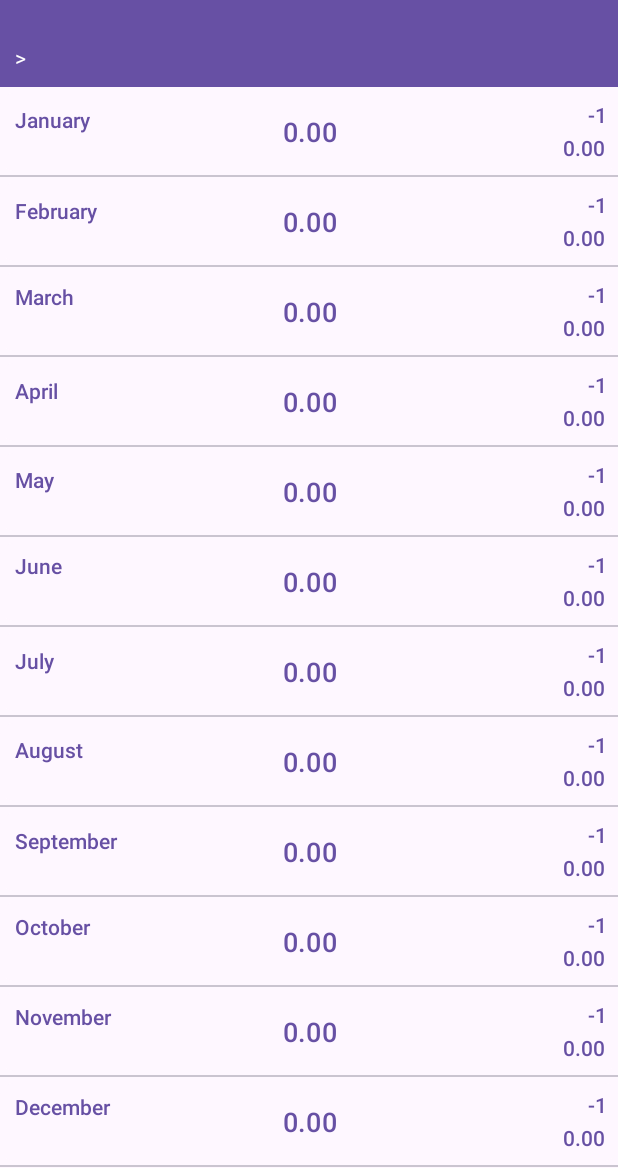
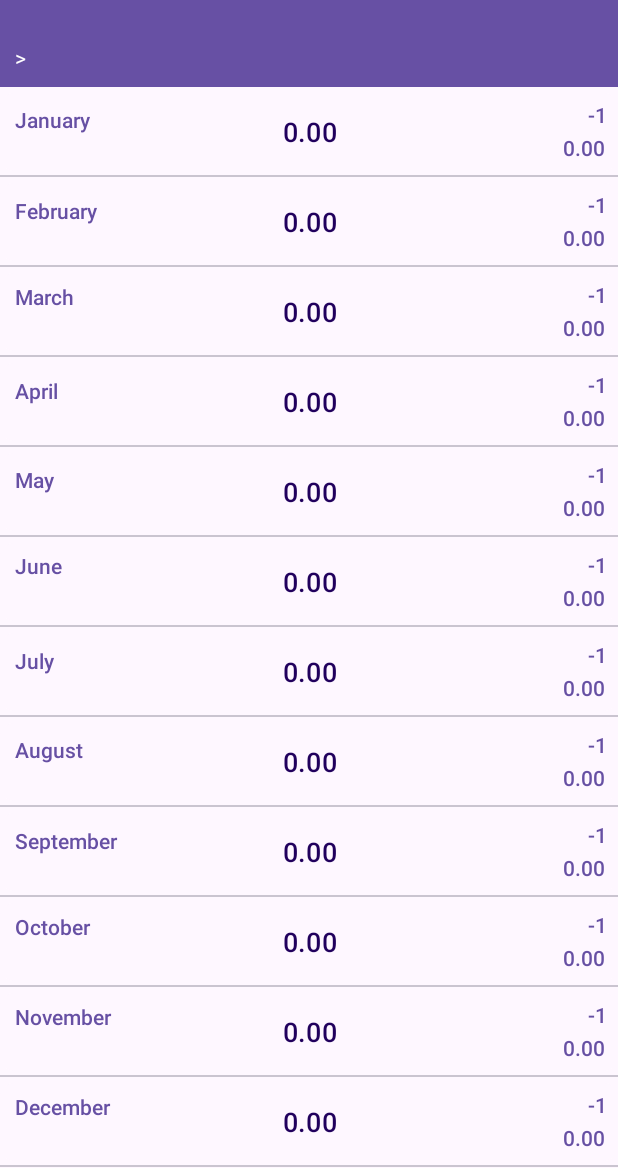
Before and after one commit to VoroninIlya/HoursCalcualtor, an Android app: the MonthsActivity screen opened directly, with no data from a screen before it, on a phone screen of 412 x 824 dp, the part 68-1236 px from its top. Run offline under Robolectric (Android 15) with nearby library versions, the light colour scheme and no system bars; our stand-ins replace Room's generated code; 1 statement that could not run was skipped.

Commit message:
fixed subText and mainText colors

```diff
--- a/app/src/main/res/layout/activity_months.xml
+++ b/app/src/main/res/layout/activity_months.xml
@@ -55,6 +55,7 @@
                     android:layout_width="match_parent"
                     android:layout_height="wrap_content"
                     app:cornerRadius="10dp"
+                    app:subTextColor="?attr/colorPrimary"
                     app:topLeftText="@string/january_month"/>
             </LinearLayout>
             <LinearLayout
@@ -70,6 +71,7 @@
                     android:layout_width="match_parent"
                     android:layout_height="wrap_content"
                     app:cornerRadius="10dp"
+                    app:subTextColor="?attr/colorPrimary"
                     app:topLeftText="@string/february_month"/>
             </LinearLayout>
             <LinearLayout
@@ -85,6 +87,7 @@
                     android:layout_width="match_parent"
                     android:layout_height="wrap_content"
                     app:cornerRadius="10dp"
+                    app:subTextColor="?attr/colorPrimary"
                     app:topLeftText="@string/march_month"/>
             </LinearLayout>
             <LinearLayout
@@ -100,6 +103,7 @@
                     android:layout_width="match_parent"
                     android:layout_height="wrap_content"
                     app:cornerRadius="10dp"
+                    app:subTextColor="?attr/colorPrimary"
                     app:topLeftText="@string/april_month"/>
             </LinearLayout>
             <LinearLayout
@@ -115,6 +119,7 @@
                     android:layout_width="match_parent"
                     android:layout_height="wrap_content"
                     app:cornerRadius="10dp"
+                    app:subTextColor="?attr/colorPrimary"
                     app:topLeftText="@string/may_month"/>
             </LinearLayout>
             <LinearLayout
@@ -130,6 +135,7 @@
                     android:layout_width="match_parent"
                     android:layout_height="wrap_content"
                     app:cornerRadius="10dp"
+                    app:subTextColor="?attr/colorPrimary"
                     app:topLeftText="@string/june_month"/>
             </LinearLayout>
             <LinearLayout
@@ -145,6 +151,7 @@
                     android:layout_width="match_parent"
                     android:layout_height="wrap_content"
                     app:cornerRadius="10dp"
+                    app:subTextColor="?attr/colorPrimary"
                     app:topLeftText="@string/july_month"/>
             </LinearLayout>
             <LinearLayout
@@ -160,6 +167,7 @@
                     android:layout_width="match_parent"
                     android:layout_height="wrap_content"
                     app:cornerRadius="10dp"
+                    app:subTextColor="?attr/colorPrimary"
                     app:topLeftText="@string/august_month"/>
             </LinearLayout>
             <LinearLayout
@@ -175,6 +183,7 @@
                     android:layout_width="match_parent"
                     android:layout_height="wrap_content"
                     app:cornerRadius="10dp"
+                    app:subTextColor="?attr/colorPrimary"
                     app:topLeftText="@string/september_month"/>
             </LinearLayout>
             <LinearLayout
@@ -190,6 +199,7 @@
                     android:layout_width="match_parent"
                     android:layout_height="wrap_content"
                     app:cornerRadius="10dp"
+                    app:subTextColor="?attr/colorPrimary"
                     app:topLeftText="@string/october_month"/>
             </LinearLayout>
             <LinearLayout
@@ -205,6 +215,7 @@
                     android:layout_width="match_parent"
                     android:layout_height="wrap_content"
                     app:cornerRadius="10dp"
+                    app:subTextColor="?attr/colorPrimary"
                     app:topLeftText="@string/november_month"/>
             </LinearLayout>
             <LinearLayout
@@ -220,6 +231,7 @@
                     android:layout_width="match_parent"
                     android:layout_height="wrap_content"
                     app:cornerRadius="10dp"
+                    app:subTextColor="?attr/colorPrimary"
                     app:topLeftText="@string/december_month"/>
             </LinearLayout>
         </LinearLayout>
--- a/app/src/main/res/layout/item_day.xml
+++ b/app/src/main/res/layout/item_day.xml
@@ -13,7 +13,7 @@
         style="@style/Widget.Material3.Button.TonalButton"
         app:backgroundTint="@color/day_buttons"
         android:foreground="@drawable/day_overlay_drawable"
-        android:textColor="?attr/colorPrimary"
+        android:textColor="?attr/colorOnPrimaryContainer"
         android:layout_width="match_parent"
         android:layout_height="match_parent"
         android:textAllCaps="false"
@@ -21,7 +21,7 @@
         android:textSize="18sp"
         app:cornerRadius="10dp"
         app:subTextSize="14sp"
-        app:subTextColor="?attr/colorOnSurface"
+        app:subTextColor="?attr/colorPrimary"
         />
 
 </LinearLayout>
--- a/app/src/main/res/layout/item_year_employee.xml
+++ b/app/src/main/res/layout/item_year_employee.xml
@@ -18,6 +18,7 @@
         app:cornerRadius="10dp"
         app:subTextSize="14sp"
         android:textSize="18sp"
+        app:subTextColor="?attr/colorPrimary"
         />
 
     <com.google.android.material.button.MaterialButton
--- a/app/src/main/res/values/styles.xml
+++ b/app/src/main/res/values/styles.xml
@@ -11,7 +11,7 @@
 
     <style name="ItemButtonStyle" parent="Widget.Material3.Button.TonalButton">
         <item name="android:backgroundTint">?attr/colorSurface</item>
-        <item name="android:textColor">?attr/colorPrimary</item>
+        <item name="android:textColor">?attr/colorOnPrimaryContainer</item>
         <item name="android:textAllCaps">false</item>
         <item name="android:padding">10dp</item>
         <item name="android:paddingLeft">10dp</item>
```
